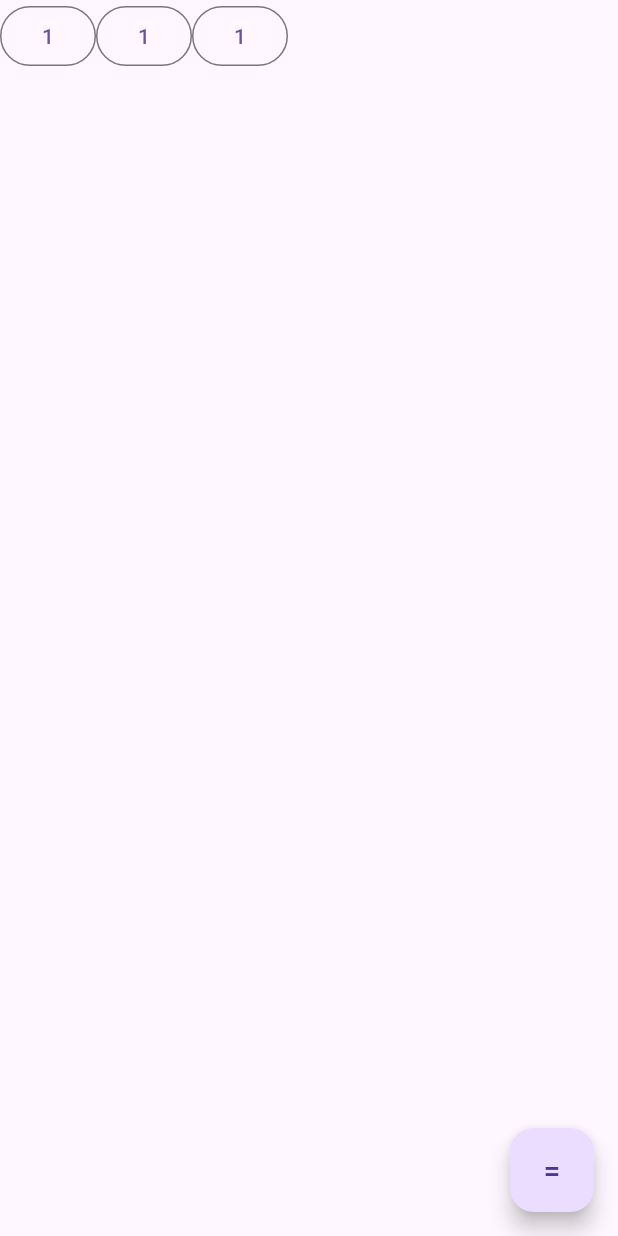
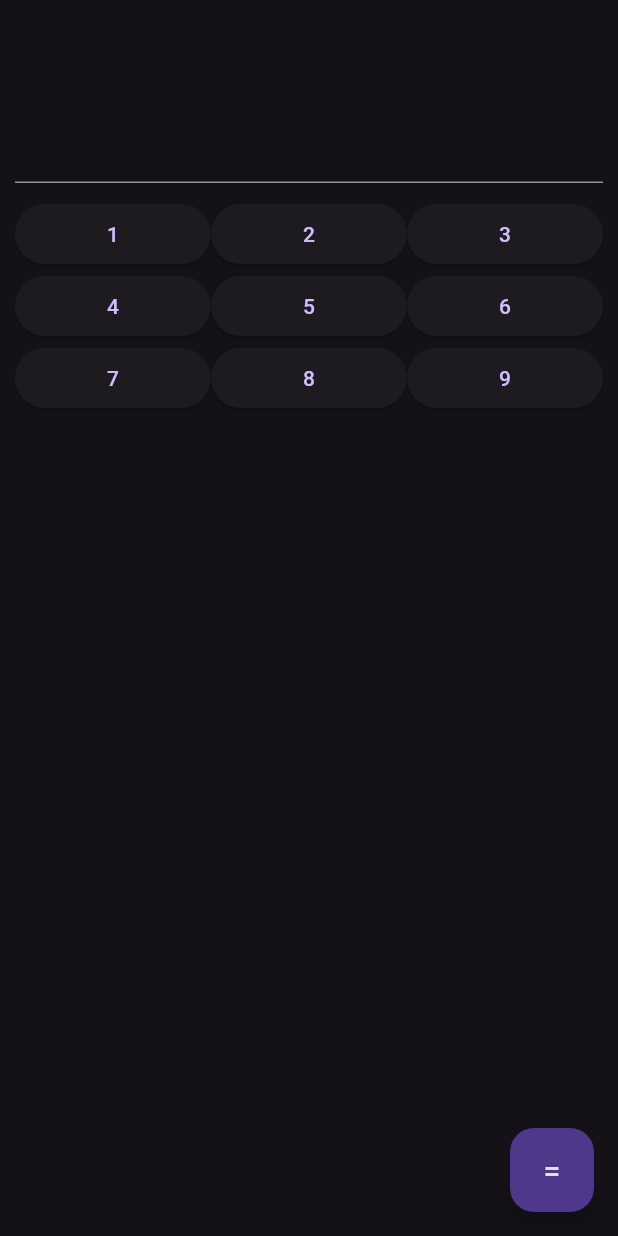
Before and after one commit to CerberusProgrammer/calculator, a Flutter app: the screen it shows after launch, on a phone screen of 412 x 824 dp. Run offline on Flutter 3.47's test engine with Material 2 defaults, Android fonts, the phone set to English and light mode, and no system bars.

Commit message:
Finish everything.

```diff
--- a/lib/home.dart
+++ b/lib/home.dart
@@ -8,24 +8,29 @@ class Home extends StatefulWidget {
 }
 
 class _Home extends State<Home> {
+  List<Widget> numericButtons = [];
+
   @override
   Widget build(BuildContext context) {
+    generateNumericButtons();
+
     return Scaffold(
-      body: Row(
-        children: [
-          OutlinedButton(
-            onPressed: () {},
-            child: Text('1'),
+      body: Center(
+        child: Padding(
+          padding: const EdgeInsets.all(10),
+          child: Column(
+            children: [
+              const Padding(
+                padding: EdgeInsets.only(bottom: 10),
+                child: TextField(
+                  keyboardType: TextInputType.multiline,
+                  maxLines: 4,
+                ),
+              ),
+              buttons()
+            ],
           ),
-          OutlinedButton(
-            onPressed: () {},
-            child: Text('1'),
-          ),
-          OutlinedButton(
-            onPressed: () {},
-            child: Text('1'),
-          ),
-        ],
+        ),
       ),
       floatingActionButton: FloatingActionButton(
         child: const Center(
@@ -40,4 +45,37 @@ class _Home extends State<Home> {
       ),
     );
   }
+
+  void generateNumericButtons() {
+    for (int i = 1; i < 10; ++i) {
+      numericButtons.add(
+        Expanded(
+          child: ElevatedButton(
+            onPressed: () {},
+            child: Text(i.toString()),
+          ),
+        ),
+      );
+    }
+  }
+
+  Widget buttons() {
+    return Column(
+      mainAxisAlignment: MainAxisAlignment.center,
+      children: [
+        Row(
+          crossAxisAlignment: CrossAxisAlignment.start,
+          children: numericButtons.sublist(0, 3),
+        ),
+        Row(
+          mainAxisAlignment: MainAxisAlignment.center,
+          children: numericButtons.sublist(3, 6),
+        ),
+        Row(
+          mainAxisAlignment: MainAxisAlignment.center,
+          children: numericButtons.sublist(6, 9),
+        ),
+      ],
+    );
+  }
 }
--- a/lib/main.dart
+++ b/lib/main.dart
@@ -7,7 +7,7 @@ void main() {
     MaterialApp(
       debugShowCheckedModeBanner: false,
       title: 'Calculator',
-      theme: ThemeData(
+      theme: ThemeData.dark(
         useMaterial3: true,
       ),
       home: const Home(),
```
